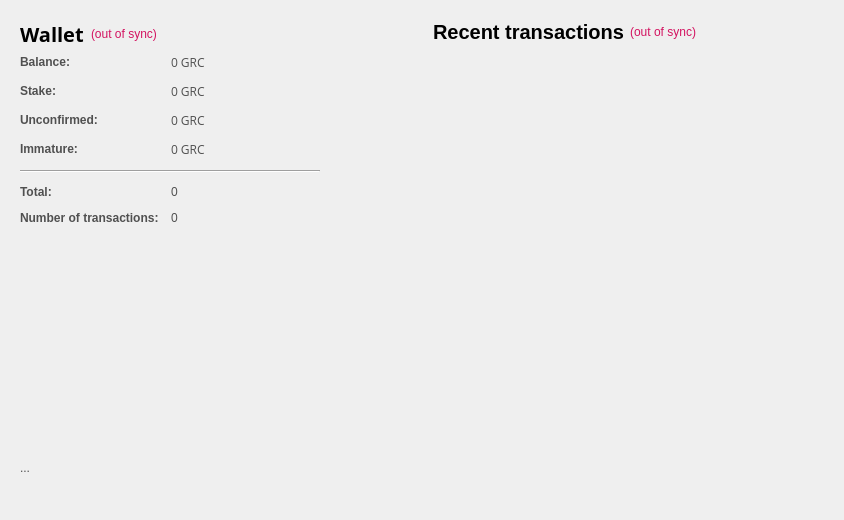
Qt form src/qt/forms/overviewpage.ui (gridcoin-community/Gridcoin-Research) before a commit.
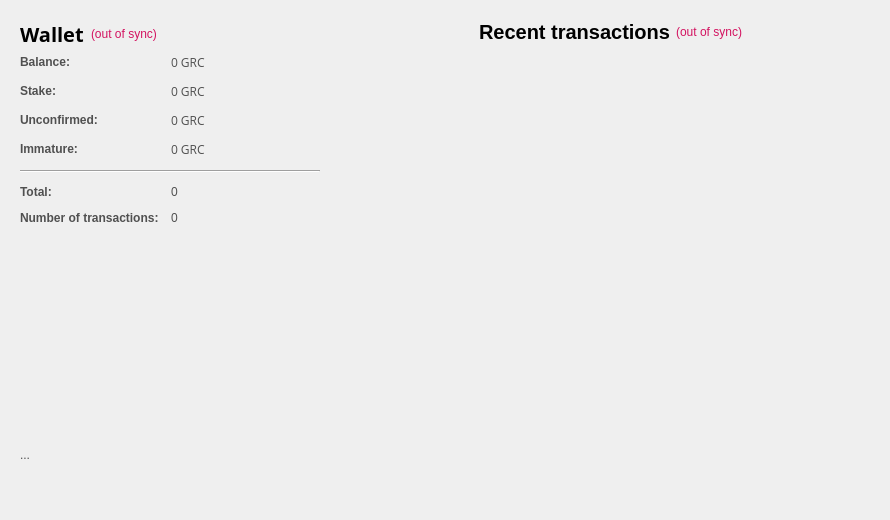
The same form after that commit. Icons and pictures are not drawn.

What changed in the file:
```diff
--- a/src/qt/forms/overviewpage.ui
+++ b/src/qt/forms/overviewpage.ui
@@ -461,8 +461,8 @@
          <widget class="QLabel" name="txtDisplay">
           <property name="minimumSize">
            <size>
-            <width>400</width>
-            <height>65</height>
+            <width>450</width>
+            <height>90</height>
            </size>
           </property>
           <property name="text">
```
